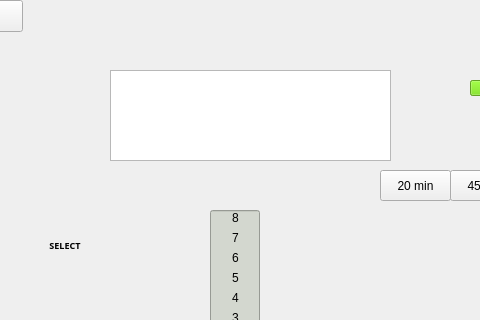
Old version of the form mainwindow.ui in the repository jasonv94/COMP3004-Project; both pictures show x 110 to 590 and y 0 to 320 of the 1000 by 500 pixel window.
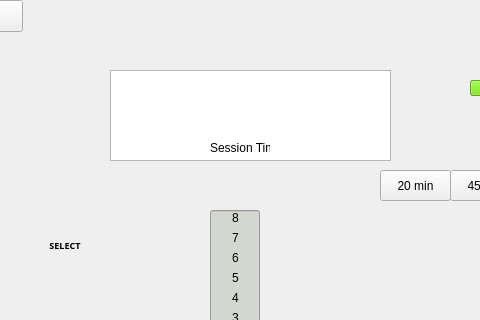
New version of the form. Icons and pictures are not drawn.

Commit message: basic timer setup

```diff
--- a/mainwindow.ui
+++ b/mainwindow.ui
@@ -996,6 +996,22 @@
      <string>Delete</string>
     </property>
    </widget>
+   <widget class="QLabel" name="label_9">
+    <property name="enabled">
+     <bool>true</bool>
+    </property>
+    <property name="geometry">
+     <rect>
+      <x>320</x>
+      <y>140</y>
+      <width>60</width>
+      <height>16</height>
+     </rect>
+    </property>
+    <property name="text">
+     <string>Session Tim</string>
+    </property>
+   </widget>
    <zorder>rmb</zorder>
    <zorder>menuWidget</zorder>
    <zorder>txtConsole</zorder>
@@ -1028,6 +1044,7 @@
    <zorder>pushButton_2</zorder>
    <zorder>spinBox</zorder>
    <zorder>deleteButton</zorder>
+   <zorder>label_9</zorder>
   </widget>
   <widget class="QMenuBar" name="menubar">
    <property name="geometry">
@@ -1035,7 +1052,7 @@
      <x>0</x>
      <y>0</y>
      <width>1000</width>
-     <height>22</height>
+     <height>24</height>
     </rect>
    </property>
   </widget>
```
The commit also changes 2 other files.
